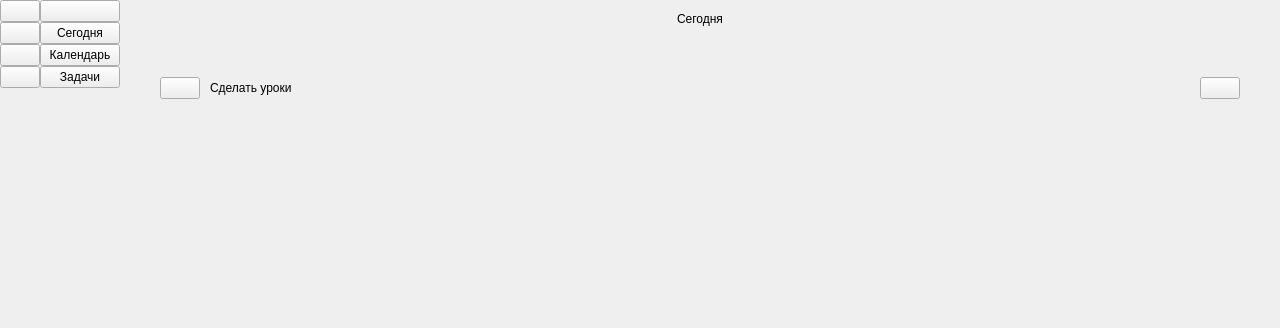
fnDxrk/ToDo_VPHAMI, file mainwindow.ui: the form before one commit; both pictures show x 0 to 1280 and y 0 to 328 of the 1280 by 720 pixel window.
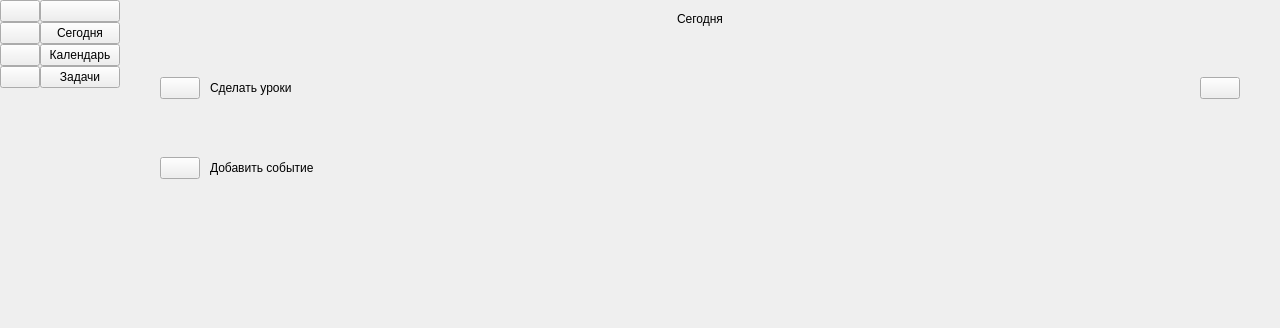
The form after the commit. Icons and pictures are not drawn.

Commit message: Add add_event widget

```diff
--- a/mainwindow.ui
+++ b/mainwindow.ui
@@ -356,7 +356,7 @@
          <widget class="QWidget" name="today_page">
           <layout class="QVBoxLayout" name="verticalLayout_6">
            <property name="spacing">
-            <number>0</number>
+            <number>20</number>
            </property>
            <property name="leftMargin">
             <number>20</number>
@@ -470,6 +470,86 @@
              </layout>
             </widget>
            </item>
+           <item>
+            <widget class="QWidget" name="add_event_widget" native="true">
+             <property name="minimumSize">
+              <size>
+               <width>0</width>
+               <height>60</height>
+              </size>
+             </property>
+             <layout class="QHBoxLayout" name="horizontalLayout_5">
+              <property name="spacing">
+               <number>0</number>
+              </property>
+              <property name="leftMargin">
+               <number>20</number>
+              </property>
+              <property name="topMargin">
+               <number>0</number>
+              </property>
+              <property name="rightMargin">
+               <number>20</number>
+              </property>
+              <property name="bottomMargin">
+               <number>0</number>
+              </property>
+              <item>
+               <widget class="QPushButton" name="event_plus_button">
+                <property name="text">
+                 <string/>
+                </property>
+                <property name="icon">
+                 <iconset resource="resource.qrc">
+                  <normaloff>:/resource/icons/Plus.png</normaloff>:/resource/icons/Plus.png</iconset>
+                </property>
+                <property name="iconSize">
+                 <size>
+                  <width>20</width>
+                  <height>20</height>
+                 </size>
+                </property>
+               </widget>
+              </item>
+              <item>
+               <spacer name="horizontalSpacer_3">
+                <property name="orientation">
+                 <enum>Qt::Horizontal</enum>
+                </property>
+                <property name="sizeType">
+                 <enum>QSizePolicy::Fixed</enum>
+                </property>
+                <property name="sizeHint" stdset="0">
+                 <size>
+                  <width>10</width>
+                  <height>20</height>
+                 </size>
+                </property>
+               </spacer>
+              </item>
+              <item>
+               <widget class="QLabel" name="add_event_text">
+                <property name="text">
+                 <string>Добавить событие</string>
+                </property>
+               </widget>
+              </item>
+              <item>
+               <spacer name="horizontalSpacer_8">
+                <property name="orientation">
+                 <enum>Qt::Horizontal</enum>
+                </property>
+                <property name="sizeHint" stdset="0">
+                 <size>
+                  <width>889</width>
+                  <height>20</height>
+                 </size>
+                </property>
+               </spacer>
+              </item>
+             </layout>
+            </widget>
+           </item>
            <item>
             <spacer name="verticalSpacer_3">
              <property name="orientation">
@@ -478,7 +558,7 @@
              <property name="sizeHint" stdset="0">
               <size>
                <width>20</width>
-               <height>577</height>
+               <height>477</height>
               </size>
              </property>
             </spacer>
```
The commit also changes 1 other file.
